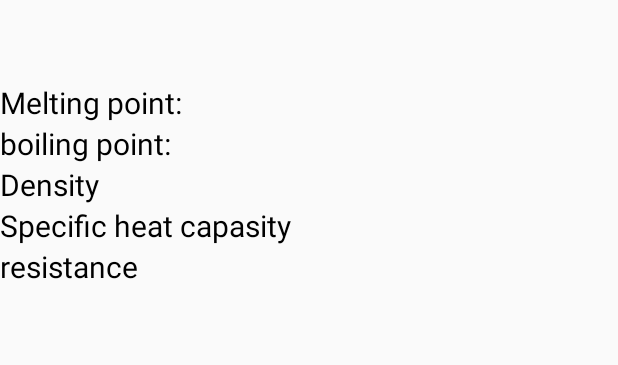
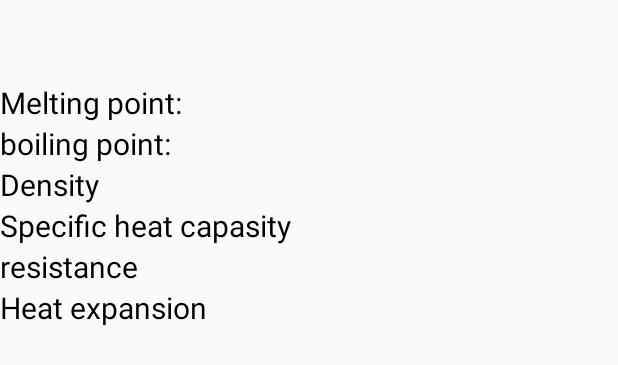
Before and after one commit to mattijarvensivu/Kaava-app, an Android app: the layout aine_large.xml on its own in the app's theme, with its tools: preview values and no code run, on a phone screen of 412 x 824 dp. Shown: the top 365 px of the screen. Run offline under Robolectric (Android 15) with nearby library versions, the phone set to English and light mode, and no system bars.

Commit message:
lampolaajeneminen

```diff
--- a/app/src/main/java/com/Kaavapp/android/Tulos.java
+++ b/app/src/main/java/com/Kaavapp/android/Tulos.java
@@ -82,7 +82,7 @@ public class Tulos {
                 return new piikkiTulos(values);
             case 13:
                 return new happoTulos(values);
-            case 10:
+            case 11:
                 return new aineTulos(values);
             default:
                 Log.d("Tulos virhe","Palautetaan default tulos");
--- a/app/src/main/java/com/Kaavapp/android/alkuaineTulos.java
+++ b/app/src/main/java/com/Kaavapp/android/alkuaineTulos.java
@@ -77,10 +77,10 @@ public class alkuaineTulos extends Tulos {
         wikibutton.setOnClickListener(new View.OnClickListener() {
             @Override
             public void onClick(View v) {
-                if(myWebView.getVisibility()==View.INVISIBLE){
+                if(myWebView.getVisibility()==View.GONE){
                     myWebView.setVisibility(View.VISIBLE);
                 }else{
-                    myWebView.setVisibility(View.INVISIBLE);
+                    myWebView.setVisibility(View.GONE);
                 }
 
             }
--- a/app/src/main/res/layout/aine_large.xml
+++ b/app/src/main/res/layout/aine_large.xml
@@ -142,6 +142,29 @@
             android:layout_height="match_parent"
             android:id="@+id/imgResistanssi"/>
     </LinearLayout>
+    <LinearLayout
+        android:layout_width="match_parent"
+        android:layout_height="wrap_content"
+        android:orientation="horizontal"
+        android:id="@+id/lnlLampoL">
+        <TextView
+            android:layout_width="wrap_content"
+            android:layout_height="match_parent"
+            android:textSize="20dp"
+            android:textColor="#000000"
+            android:text="@string/lampolaajeneminen"/>
+
+        <TextView
+            android:layout_width="wrap_content"
+            android:layout_height="match_parent"
+            android:textSize="20dp"
+            android:textColor="#000000"
+            android:id="@+id/txvlampolaajeneminen"/>
+        <ImageView
+            android:layout_width="wrap_content"
+            android:layout_height="match_parent"
+            android:id="@+id/imglampolaajeneminen"/>
+    </LinearLayout>
 
     <LinearLayout
         android:layout_width="match_parent"
--- a/app/src/main/res/layout/alkuaine_large.xml
+++ b/app/src/main/res/layout/alkuaine_large.xml
@@ -455,7 +455,7 @@
                 android:id="@+id/webview"
                 android:layout_width="wrap_content"
                 android:layout_height="wrap_content"
-                android:visibility="invisible"
+                android:visibility="gone"
                 />
         </LinearLayout>
 
--- a/app/src/main/res/values/strings.xml
+++ b/app/src/main/res/values/strings.xml
@@ -88,5 +88,5 @@
     <string name="aste">Dec</string>
     <string name="radian">Rad</string>
     <string name="yksikot">Units</string>
-
+<string name="lampolaajeneminen">Heat expansion</string>
 </resources>
```
Also changed, not shown: app/src/main/java/com/Kaavapp/android/aineTulos.java (+9 -0 lines), app/src/main/assets/Kaavapp.db, 1 other file.
